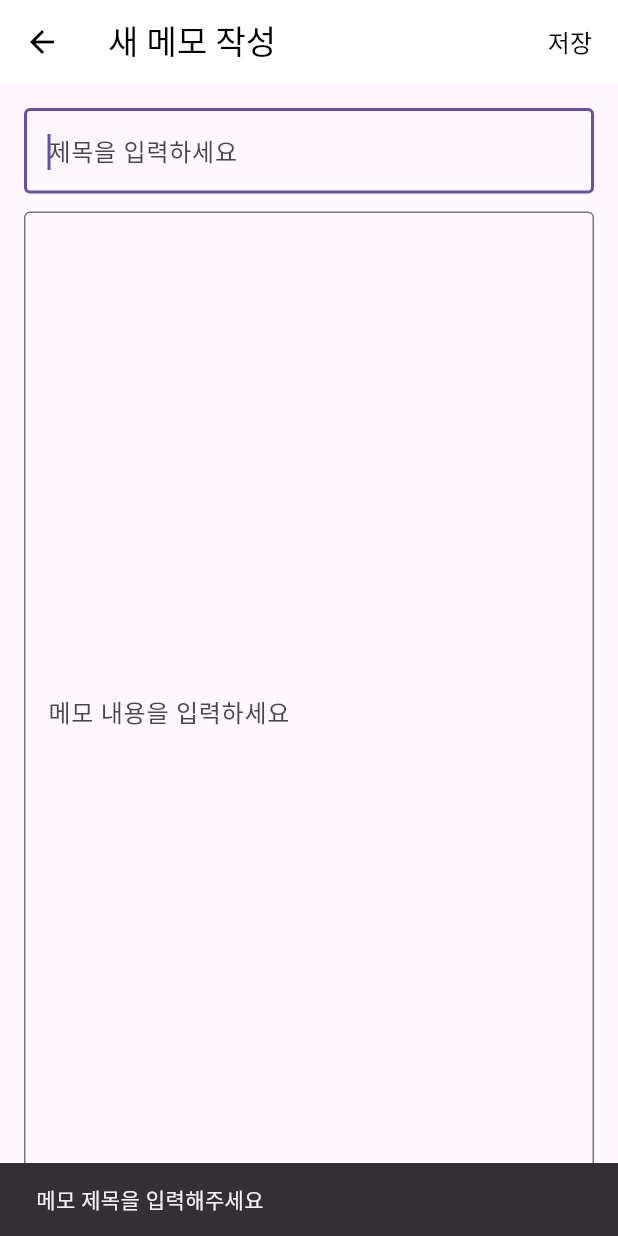
After one commit to top0032/VocaMate_Graduation_Project, a Flutter app: the AddMemoPage screen opened directly, after a tap on "저장", on a phone screen of 412 x 824 dp. The commit adds this screen. Run offline on Flutter 3.47's test engine with Material 3 defaults, Android fonts, the phone set to English and light mode, and no system bars; our stand-ins replace cloud_firestore, firebase_auth, firebase_core, google_generative_ai; accounts and stored records are empty.

Commit message:
프로젝트 첫 병합

```diff
--- /dev/null
+++ b/lib/screens/add_memo_page.dart
@@ -0,0 +1,89 @@
+// lib/pages/add_memo_page.dart
+
+import 'package:flutter/material.dart';
+import 'package:cloud_firestore/cloud_firestore.dart';
+import '../models/memo.dart';
+
+class AddMemoPage extends StatefulWidget {
+  const AddMemoPage({super.key});
+
+  @override
+  State<AddMemoPage> createState() => _AddMemoPageState();
+}
+
+class _AddMemoPageState extends State<AddMemoPage> {
+  final TextEditingController _titleController = TextEditingController();
+  final TextEditingController _contentController = TextEditingController();
+
+  Future<void> _saveMemo() async {
+    if (_titleController.text.trim().isEmpty) {
+      ScaffoldMessenger.of(
+        context,
+      ).showSnackBar(const SnackBar(content: Text('메모 제목을 입력해주세요')));
+      return;
+    }
+
+    final data = {
+      'title': _titleController.text.trim(),
+      'content': _contentController.text.trim(),
+      'timestamp': FieldValue.serverTimestamp(),
+      'createdAt': FieldValue.serverTimestamp(),
+    };
+
+    final db = FirebaseFirestore.instance;
+
+    // Firestore에 새 문서 추가
+    await db.collection('memos').add(data);
+
+    if (mounted) {
+      Navigator.pop(context);
+    }
+  }
+
+  @override
+  Widget build(BuildContext context) {
+    return Scaffold(
+      appBar: AppBar(
+        title: const Text('새 메모 작성'),
+        backgroundColor: Colors.white,
+        foregroundColor: Colors.black,
+        actions: [
+          TextButton(
+            onPressed: _saveMemo,
+            child: const Text(
+              '저장',
+              style: TextStyle(color: Colors.black, fontSize: 16),
+            ),
+          ),
+        ],
+      ),
+      body: Padding(
+        padding: const EdgeInsets.all(16),
+        child: Column(
+          children: [
+            TextField(
+              controller: _titleController,
+              decoration: const InputDecoration(
+                hintText: '제목을 입력하세요',
+                border: OutlineInputBorder(),
+              ),
+              autofocus: true,
+            ),
+            const SizedBox(height: 12),
+            Expanded(
+              child: TextField(
+                controller: _contentController,
+                decoration: const InputDecoration(
+                  hintText: '메모 내용을 입력하세요',
+                  border: OutlineInputBorder(),
+                ),
+                maxLines: null,
+                expands: true,
+              ),
+            ),
+          ],
+        ),
+      ),
+    );
+  }
+}
```
Also changed, not shown: lib/models/memo.dart (added, +37 -0 lines), lib/screens/edit_memo_page.dart (added, +187 -0 lines), lib/screens/learning_screen.dart (+78 -10 lines), lib/screens/main_screen.dart (+22 -0 lines), lib/screens/memo_list_page.dart (added, +204 -0 lines), pubspec.yaml (+5 -3 lines), pubspec.lock.
